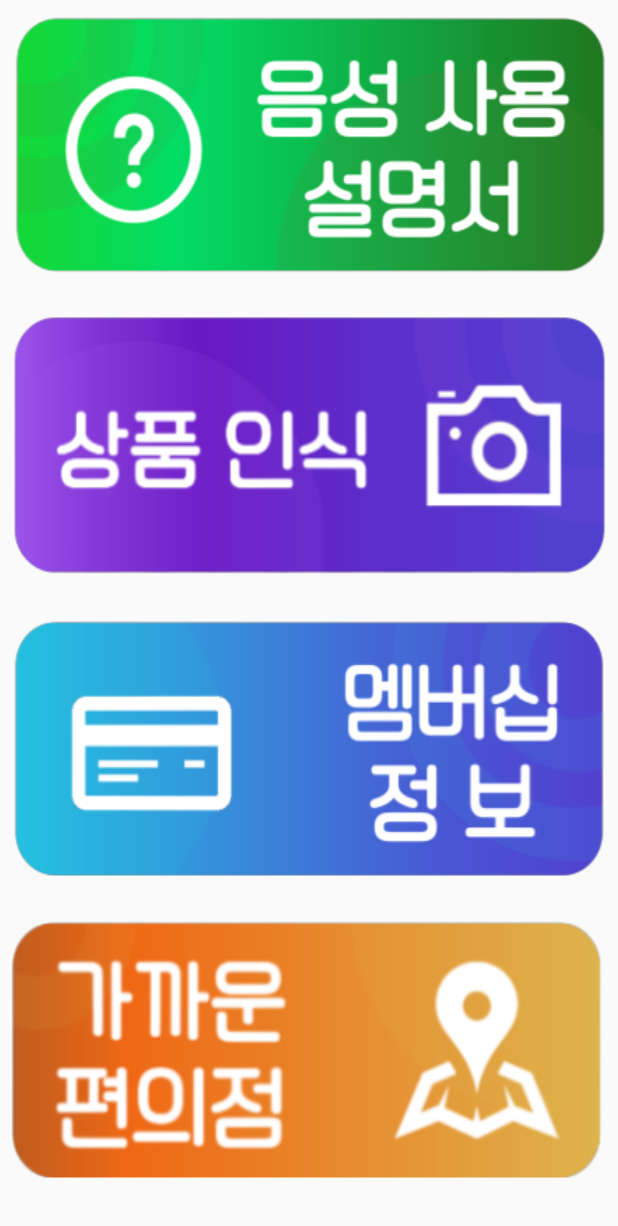
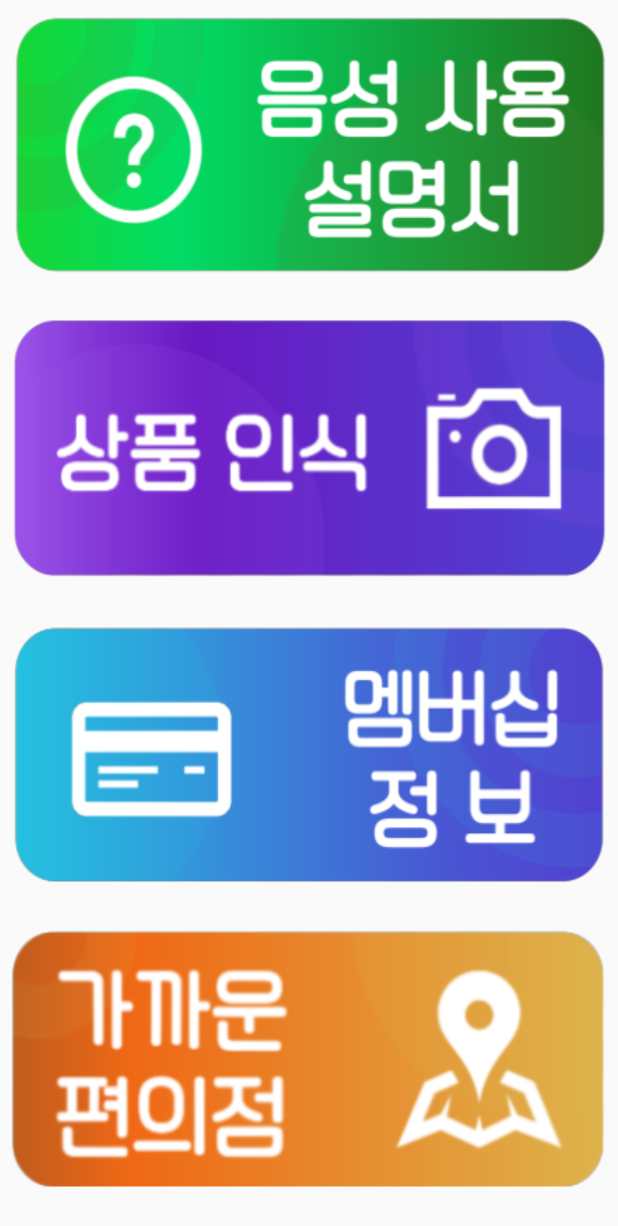
Before and after one commit to bluebe-muffin/RenewedProject, an Android app: the screen it shows after launch (MainActivity), on a phone screen of 412 x 824 dp. Shown: the top 1226 px of the screen. Run offline under Robolectric (Android 15) with nearby library versions, the phone set to English and light mode, and no system bars.

Commit message:
1024> activity_main.xml 수정
-메인 메뉴에서 메뉴끼리의 간격 조금씩 더 띄우기

```diff
--- a/app/src/main/res/layout/activity_main.xml
+++ b/app/src/main/res/layout/activity_main.xml
@@ -32,6 +32,7 @@
                 android:layout_height="wrap_content"
                 android:layout_marginLeft="5dp"
                 android:layout_marginRight="5dp"
+                android:layout_marginBottom="8dp"
                 android:background="#00FFFFFF"
                 android:scaleType="fitXY"
                 app:srcCompat="@drawable/menu0" />
@@ -55,6 +56,7 @@
                 android:layout_height="wrap_content"
                 android:layout_marginLeft="5dp"
                 android:layout_marginRight="5dp"
+                android:layout_marginBottom="8dp"
                 android:background="#00FFFFFF"
                 android:scaleType="fitXY"
                 app:srcCompat="@drawable/menu1" />
@@ -78,6 +80,7 @@
                 android:layout_height="wrap_content"
                 android:layout_marginLeft="5dp"
                 android:layout_marginRight="5dp"
+                android:layout_marginBottom="8dp"
                 android:background="#00FFFFFF"
                 android:scaleType="fitXY"
                 app:srcCompat="@drawable/menu2" />
@@ -100,7 +103,7 @@
                 android:layout_width="match_parent"
                 android:layout_height="wrap_content"
                 android:layout_marginLeft="5dp"
-                android:layout_marginRight="7dp"
+                android:layout_marginRight="5dp"
                 android:background="#00FFFFFF"
                 android:scaleType="fitXY"
                 app:srcCompat="@drawable/menu3" />
```
